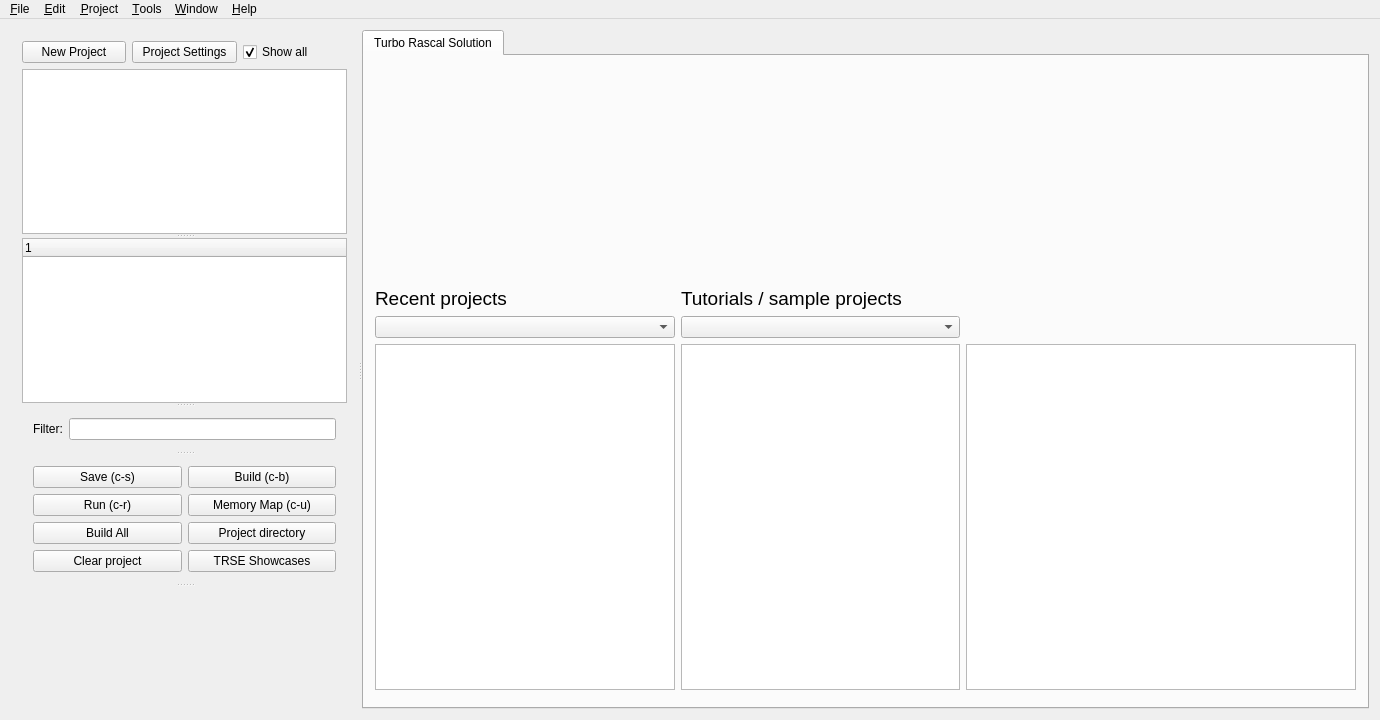
This is mainwindow.ui in leuat/TRSE as Qt 5 draws it before an edit. The edited form follows.
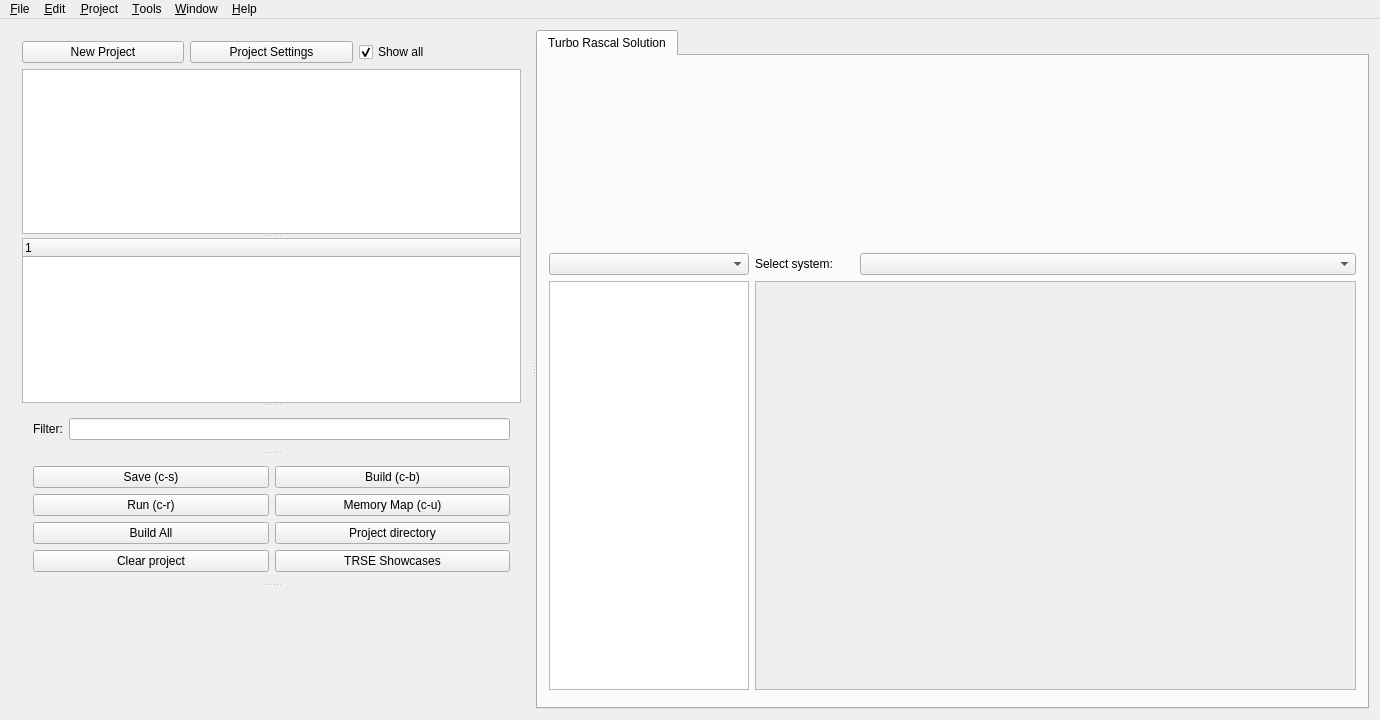
This is the edited form. Icons and pictures are not drawn. Custom widgets are drawn as their Qt base class.

Patch:
```diff
--- a/mainwindow.ui
+++ b/mainwindow.ui
@@ -313,139 +313,7 @@
         <attribute name="title">
          <string>Turbo Rascal Solution</string>
         </attribute>
-        <layout class="QGridLayout" name="gridLayout_4" rowstretch="4,1,12,0" columnstretch="0">
-         <item row="0" column="0">
-          <layout class="QVBoxLayout" name="verticalLayout_2">
-           <item>
-            <layout class="QGridLayout" name="gridLayout_3" columnstretch="5,12,4">
-             <item row="0" column="1">
-              <widget class="LGLSlideshow" name="glslider" native="true"/>
-             </item>
-             <item row="0" column="0">
-              <widget class="QLabel" name="label_4">
-               <property name="minimumSize">
-                <size>
-                 <width>180</width>
-                 <height>180</height>
-                </size>
-               </property>
-               <property name="maximumSize">
-                <size>
-                 <width>180</width>
-                 <height>180</height>
-                </size>
-               </property>
-               <property name="text">
-                <string/>
-               </property>
-               <property name="pixmap">
-                <pixmap resource="resources.qrc">:/resources/images/trse_icon.png</pixmap>
-               </property>
-               <property name="scaledContents">
-                <bool>true</bool>
-               </property>
-              </widget>
-             </item>
-             <item row="0" column="2">
-              <widget class="LGLShowcases" name="glShowcase" native="true">
-               <property name="toolTip">
-                <string>Click to open URL to production</string>
-               </property>
-              </widget>
-             </item>
-            </layout>
-           </item>
-          </layout>
-         </item>
-         <item row="2" column="0">
-          <layout class="QGridLayout" name="gridLayout_2" columnstretch="4,9">
-           <item row="1" column="0">
-            <layout class="QVBoxLayout" name="verticalLayout_3">
-             <item>
-              <widget class="QLabel" name="label_2">
-               <property name="font">
-                <font>
-                 <pointsize>14</pointsize>
-                </font>
-               </property>
-               <property name="text">
-                <string>Recent projects</string>
-               </property>
-              </widget>
-             </item>
-             <item>
-              <widget class="QComboBox" name="cmbSelectSystemRecent"/>
-             </item>
-             <item>
-              <widget class="QListWidget" name="lstRecentProjects">
-               <property name="font">
-                <font>
-                 <pointsize>14</pointsize>
-                </font>
-               </property>
-              </widget>
-             </item>
-            </layout>
-           </item>
-           <item row="1" column="1">
-            <layout class="QVBoxLayout" name="verticalLayout_6">
-             <item>
-              <layout class="QGridLayout" name="gridLayout_6" columnstretch="5,7">
-               <item row="0" column="0">
-                <widget class="QLabel" name="label">
-                 <property name="font">
-                  <font>
-                   <pointsize>14</pointsize>
-                  </font>
-                 </property>
-                 <property name="text">
-                  <string>Tutorials / sample projects</string>
-                 </property>
-                </widget>
-               </item>
-               <item row="1" column="0">
-                <widget class="QComboBox" name="cmbSelectSystem"/>
-               </item>
-               <item row="2" column="0">
-                <layout class="QVBoxLayout" name="verticalLayout_4">
-                 <item>
-                  <widget class="QListWidget" name="lstSampleProjects"/>
-                 </item>
-                </layout>
-               </item>
-               <item row="2" column="1">
-                <widget class="QTextBrowser" name="txtTutorials"/>
-               </item>
-               <item row="0" column="1">
-                <widget class="QLabel" name="lblBrag1">
-                 <property name="font">
-                  <font>
-                   <pointsize>14</pointsize>
-                  </font>
-                 </property>
-                 <property name="text">
-                  <string/>
-                 </property>
-                </widget>
-               </item>
-               <item row="1" column="1">
-                <widget class="QLabel" name="lblBrag2">
-                 <property name="font">
-                  <font>
-                   <pointsize>14</pointsize>
-                  </font>
-                 </property>
-                 <property name="text">
-                  <string/>
-                 </property>
-                </widget>
-               </item>
-              </layout>
-             </item>
-            </layout>
-           </item>
-          </layout>
-         </item>
+        <layout class="QGridLayout" name="gridLayout_4" rowstretch="4,0,0,0" columnstretch="0">
          <item row="3" column="0">
           <widget class="QTextBrowser" name="txtChangelog">
            <property name="enabled">
@@ -503,6 +371,108 @@
            </property>
           </widget>
          </item>
+         <item row="2" column="0">
+          <layout class="QGridLayout" name="gridLayout_2" columnstretch="4,12">
+           <item row="1" column="0">
+            <layout class="QVBoxLayout" name="verticalLayout_3" stretch="0,0">
+             <item>
+              <widget class="QComboBox" name="cmbSelectSystemRecent"/>
+             </item>
+             <item>
+              <widget class="QListWidget" name="lstRecentProjects">
+               <property name="font">
+                <font>
+                 <pointsize>14</pointsize>
+                </font>
+               </property>
+              </widget>
+             </item>
+            </layout>
+           </item>
+           <item row="1" column="1">
+            <layout class="QVBoxLayout" name="verticalLayout_6">
+             <item>
+              <layout class="QGridLayout" name="gridLayout_6" rowstretch="0,0,0" columnstretch="0">
+               <item row="2" column="0">
+                <widget class="QScrollArea" name="scrollArea">
+                 <property name="widgetResizable">
+                  <bool>true</bool>
+                 </property>
+                 <widget class="QWidget" name="scrollAreaWidgetContents">
+                  <property name="geometry">
+                   <rect>
+                    <x>0</x>
+                    <y>0</y>
+                    <width>550</width>
+                    <height>186</height>
+                   </rect>
+                  </property>
+                 </widget>
+                </widget>
+               </item>
+               <item row="0" column="0">
+                <layout class="QHBoxLayout" name="horizontalLayout_4" stretch="1,5">
+                 <item>
+                  <widget class="QLabel" name="label">
+                   <property name="text">
+                    <string>Select system:</string>
+                   </property>
+                  </widget>
+                 </item>
+                 <item>
+                  <widget class="QComboBox" name="cmbSelectSystem"/>
+                 </item>
+                </layout>
+               </item>
+              </layout>
+             </item>
+            </layout>
+           </item>
+          </layout>
+         </item>
+         <item row="0" column="0">
+          <layout class="QVBoxLayout" name="verticalLayout_2">
+           <item>
+            <layout class="QGridLayout" name="gridLayout_3" columnstretch="5,12,4">
+             <item row="0" column="1">
+              <widget class="LGLSlideshow" name="glslider" native="true"/>
+             </item>
+             <item row="0" column="0">
+              <widget class="QLabel" name="label_4">
+               <property name="minimumSize">
+                <size>
+                 <width>180</width>
+                 <height>180</height>
+                </size>
+               </property>
+               <property name="maximumSize">
+                <size>
+                 <width>180</width>
+                 <height>180</height>
+                </size>
+               </property>
+               <property name="text">
+                <string/>
+               </property>
+               <property name="pixmap">
+                <pixmap resource="resources.qrc">:/resources/images/trse_icon.png</pixmap>
+               </property>
+               <property name="scaledContents">
+                <bool>true</bool>
+               </property>
+              </widget>
+             </item>
+             <item row="0" column="2">
+              <widget class="LGLShowcases" name="glShowcase" native="true">
+               <property name="toolTip">
+                <string>Click to open URL to production</string>
+               </property>
+              </widget>
+             </item>
+            </layout>
+           </item>
+          </layout>
+         </item>
         </layout>
        </widget>
       </widget>
```
